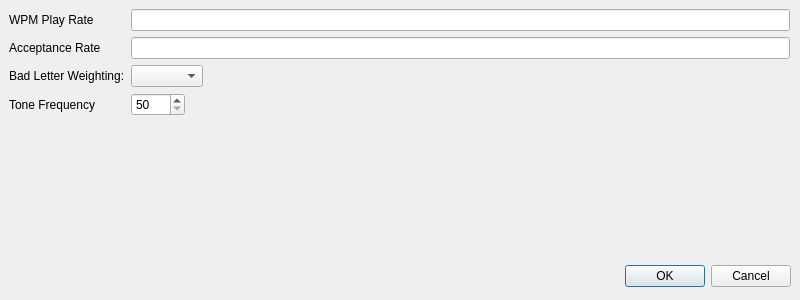
Old version of the form Prefs.ui in the repository hardaker/CuteCW.
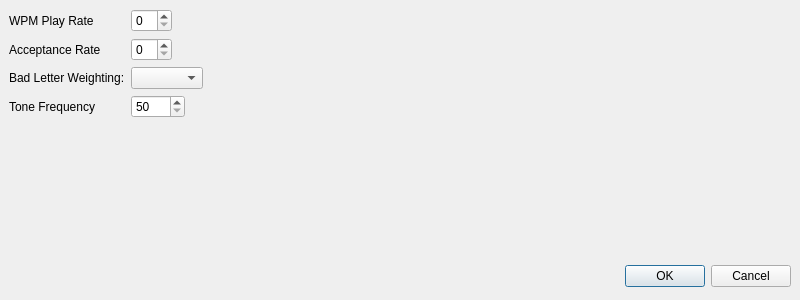
New version of the form.

Commit message: Use spin boxes instead of text input

```diff
--- a/Prefs.ui
+++ b/Prefs.ui
@@ -49,9 +49,6 @@
       </property>
      </widget>
     </item>
-    <item row="0" column="1">
-     <widget class="QLineEdit" name="WPMGoal"/>
-    </item>
     <item row="1" column="0">
      <widget class="QLabel" name="label_2">
       <property name="text">
@@ -59,9 +56,6 @@
       </property>
      </widget>
     </item>
-    <item row="1" column="1">
-     <widget class="QLineEdit" name="WPMAccepted"/>
-    </item>
     <item row="2" column="0">
      <widget class="QLabel" name="label_3">
       <property name="text">
@@ -89,6 +83,12 @@
       </property>
      </widget>
     </item>
+    <item row="1" column="1">
+     <widget class="QSpinBox" name="WPMAccepted"/>
+    </item>
+    <item row="0" column="1">
+     <widget class="QSpinBox" name="WPMGoal"/>
+    </item>
    </layout>
   </widget>
  </widget>
```
The commit also changes 1 other file.
